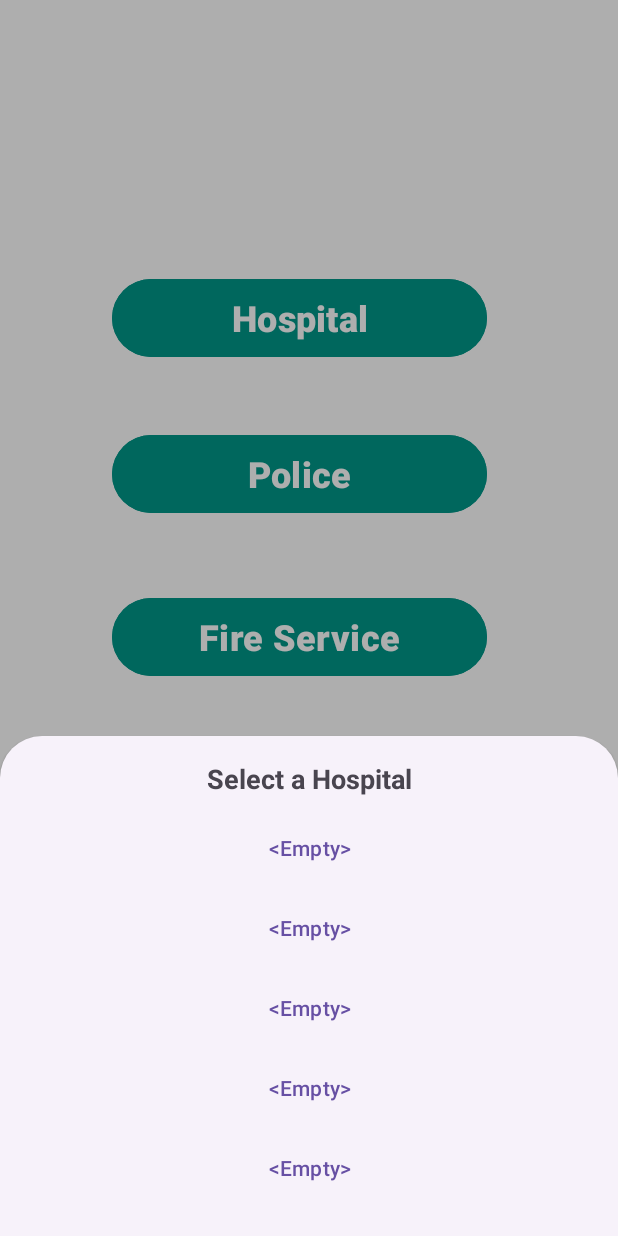
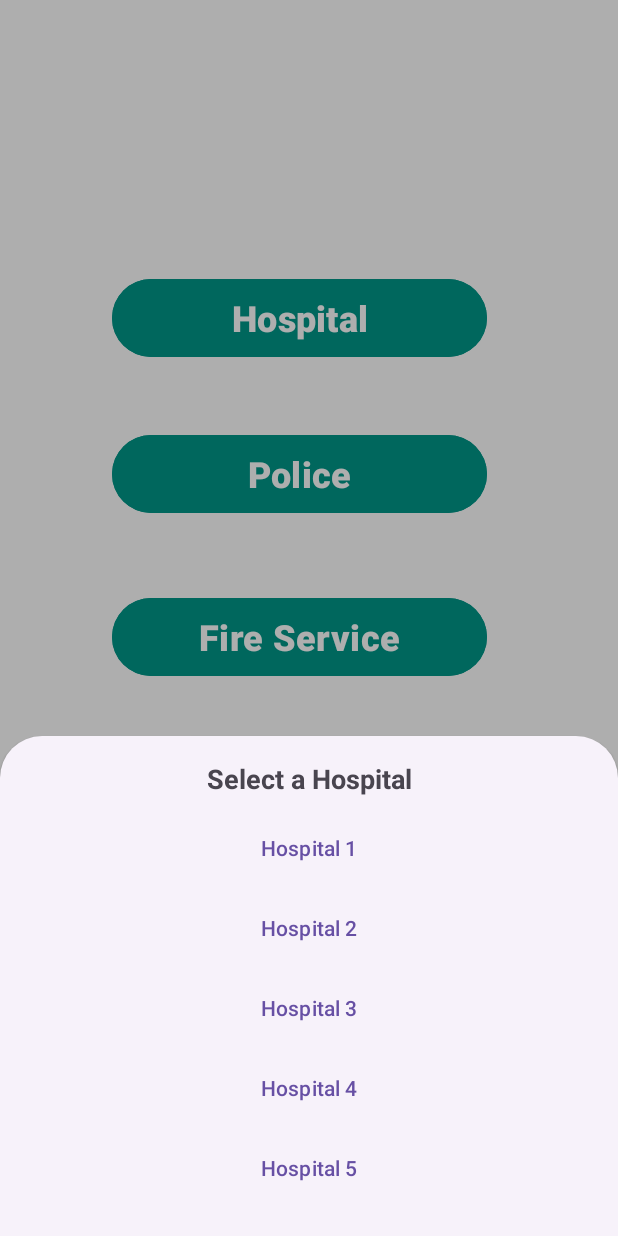
Before and after one commit to zbtomal/SOS_App, an Android app: the screen it shows after launch (MainActivity), after a tap on "Hospital", on a phone screen of 412 x 824 dp. Run offline under Robolectric (Android 15) with nearby library versions, the phone set to English and light mode, and no system bars.

Commit message:
sms hospital

```diff
--- a/app/build.gradle.kts
+++ b/app/build.gradle.kts
@@ -37,6 +37,7 @@ dependencies {
     implementation(libs.material)
     implementation(libs.activity)
     implementation(libs.constraintlayout)
+    implementation(libs.play.services.location)
     testImplementation(libs.junit)
     androidTestImplementation(libs.ext.junit)
     androidTestImplementation(libs.espresso.core)
--- a/app/src/main/java/com/example/sosapp/HospitalBottomSheet.java
+++ b/app/src/main/java/com/example/sosapp/HospitalBottomSheet.java
@@ -3,23 +3,22 @@ package com.example.sosapp;
 import android.content.Context;
 import android.content.SharedPreferences;
 import android.os.Bundle;
+import android.telephony.SmsManager;
 import android.view.LayoutInflater;
 import android.view.View;
 import android.view.ViewGroup;
 import android.widget.Button;
-
-import androidx.annotation.NonNull;
-import androidx.annotation.Nullable;
+import android.widget.Toast;
 
 import com.google.android.material.bottomsheet.BottomSheetDialogFragment;
+
 
 public class HospitalBottomSheet extends BottomSheetDialogFragment {
 
     private Button btnHospital1, btnHospital2, btnHospital3, btnHospital4, btnHospital5;
 
-    @Nullable
     @Override
-    public View onCreateView(@NonNull LayoutInflater inflater, @Nullable ViewGroup container, @Nullable Bundle savedInstanceState) {
+    public View onCreateView(LayoutInflater inflater, ViewGroup container, Bundle savedInstanceState) {
         View view = inflater.inflate(R.layout.bottom_sheet_hospitals, container, false);
 
         // Initialize buttons
@@ -29,25 +28,55 @@ public class HospitalBottomSheet extends BottomSheetDialogFragment {
         btnHospital4 = view.findViewById(R.id.btn_hospital_4);
         btnHospital5 = view.findViewById(R.id.btn_hospital_5);
 
-        // Load saved hospital names
+        // Load hospital names and set them to buttons
         loadHospitalNames();
+
+        // Set click listeners for each hospital button
+        setupHospitalButtons();
 
         return view;
     }
 
     private void loadHospitalNames() {
-        SharedPreferences sharedPreferences = requireActivity().getSharedPreferences("EmergencyContacts", Context.MODE_PRIVATE);
+        SharedPreferences sharedPreferences = getActivity().getSharedPreferences("EmergencyContacts", Context.MODE_PRIVATE);
 
-        // Get saved hospital names, show "<Empty>" if not saved
-        btnHospital1.setText(getHospitalName(sharedPreferences, "hospital_name_1"));
-        btnHospital2.setText(getHospitalName(sharedPreferences, "hospital_name_2"));
-        btnHospital3.setText(getHospitalName(sharedPreferences, "hospital_name_3"));
-        btnHospital4.setText(getHospitalName(sharedPreferences, "hospital_name_4"));
-        btnHospital5.setText(getHospitalName(sharedPreferences, "hospital_name_5"));
+        // Get hospital names from SharedPreferences
+        String hospital1Name = sharedPreferences.getString("hospital_name_1", "Hospital 1");
+        String hospital2Name = sharedPreferences.getString("hospital_name_2", "Hospital 2");
+        String hospital3Name = sharedPreferences.getString("hospital_name_3", "Hospital 3");
+        String hospital4Name = sharedPreferences.getString("hospital_name_4", "Hospital 4");
+        String hospital5Name = sharedPreferences.getString("hospital_name_5", "Hospital 5");
+
+        // Set the buttons with hospital names
+        btnHospital1.setText(hospital1Name);
+        btnHospital2.setText(hospital2Name);
+        btnHospital3.setText(hospital3Name);
+        btnHospital4.setText(hospital4Name);
+        btnHospital5.setText(hospital5Name);
     }
 
-    private String getHospitalName(SharedPreferences sharedPreferences, String key) {
-        String name = sharedPreferences.getString(key, "");
-        return name.isEmpty() ? "<Empty>" : name;
+    private void setupHospitalButtons() {
+        btnHospital1.setOnClickListener(v -> sendSms(getHospitalPhoneNumber(1)));
+        btnHospital2.setOnClickListener(v -> sendSms(getHospitalPhoneNumber(2)));
+        btnHospital3.setOnClickListener(v -> sendSms(getHospitalPhoneNumber(3)));
+        btnHospital4.setOnClickListener(v -> sendSms(getHospitalPhoneNumber(4)));
+        btnHospital5.setOnClickListener(v -> sendSms(getHospitalPhoneNumber(5)));
+    }
+
+    private String getHospitalPhoneNumber(int hospitalIndex) {
+        SharedPreferences sharedPreferences = getActivity().getSharedPreferences("EmergencyContacts", Context.MODE_PRIVATE);
+        return sharedPreferences.getString("hospital_number_" + hospitalIndex, "");
+    }
+
+    private void sendSms(String hospitalPhoneNumber) {
+        if (hospitalPhoneNumber.isEmpty()) {
+            Toast.makeText(getActivity(), "No phone number for this hospital.", Toast.LENGTH_SHORT).show();
+            return;
+        }
+
+        String message = "Emergency! I need an ambulance. My location: [your location here]";
+        SmsManager smsManager = SmsManager.getDefault();
+        smsManager.sendTextMessage(hospitalPhoneNumber, null, message, null, null);
+        Toast.makeText(getActivity(), "SMS sent to " + hospitalPhoneNumber, Toast.LENGTH_SHORT).show();
     }
 }
--- a/app/src/main/java/com/example/sosapp/MainActivity.java
+++ b/app/src/main/java/com/example/sosapp/MainActivity.java
@@ -4,12 +4,7 @@ import android.content.Intent;
 import android.os.Bundle;
 import android.widget.Button;
 
-import androidx.activity.EdgeToEdge;
 import androidx.appcompat.app.AppCompatActivity;
-import androidx.core.graphics.Insets;
-import androidx.core.view.ViewCompat;
-import androidx.core.view.WindowInsetsCompat;
-
 import com.google.android.material.floatingactionbutton.FloatingActionButton;
 
 public class MainActivity extends AppCompatActivity {
@@ -17,28 +12,18 @@ public class MainActivity extends AppCompatActivity {
     @Override
     protected void onCreate(Bundle savedInstanceState) {
         super.onCreate(savedInstanceState);
-        EdgeToEdge.enable(this);
         setContentView(R.layout.activity_main);
-
 
         Button hospitalButton = findViewById(R.id.btn_hospital);
         hospitalButton.setOnClickListener(v -> {
             HospitalBottomSheet bottomSheet = new HospitalBottomSheet();
-            bottomSheet.show(getSupportFragmentManager(), "HospitalBottomSheet");
+            bottomSheet.show(getSupportFragmentManager(), bottomSheet.getTag());
         });
-
 
         FloatingActionButton fab = findViewById(R.id.fab);
         fab.setOnClickListener(v -> {
             Intent intent = new Intent(MainActivity.this, SaveContactsActivity.class);
             startActivity(intent);
         });
-
-
-        ViewCompat.setOnApplyWindowInsetsListener(findViewById(R.id.main), (v, insets) -> {
-            Insets systemBars = insets.getInsets(WindowInsetsCompat.Type.systemBars());
-            v.setPadding(systemBars.left, systemBars.top, systemBars.right, systemBars.bottom);
-            return insets;
-        });
     }
 }
--- a/app/src/main/java/com/example/sosapp/SaveContactsActivity.java
+++ b/app/src/main/java/com/example/sosapp/SaveContactsActivity.java
@@ -6,6 +6,7 @@ import android.os.Bundle;
 import android.widget.Button;
 import android.widget.EditText;
 import android.widget.Toast;
+
 import androidx.appcompat.app.AppCompatActivity;
 
 public class SaveContactsActivity extends AppCompatActivity {
@@ -20,7 +21,7 @@ public class SaveContactsActivity extends AppCompatActivity {
         super.onCreate(savedInstanceState);
         setContentView(R.layout.activity_save_contacts);
 
-        // Initialize hospital EditTexts
+        // Initialize hospital name and number EditTexts
         hospitalNames[0] = findViewById(R.id.hospital_name_1);
         hospitalNames[1] = findViewById(R.id.hospital_name_2);
         hospitalNames[2] = findViewById(R.id.hospital_name_3);
@@ -38,22 +39,23 @@ public class SaveContactsActivity extends AppCompatActivity {
         friendNumber = findViewById(R.id.friend_number);
         saveButton = findViewById(R.id.btn_save);
 
-        loadSavedData(); // Load previously saved data
+        loadSavedData();  // Load previously saved data
 
         saveButton.setOnClickListener(v -> saveData());
     }
 
+    // Save hospital data to SharedPreferences
     private void saveData() {
         SharedPreferences sharedPreferences = getSharedPreferences("EmergencyContacts", Context.MODE_PRIVATE);
         SharedPreferences.Editor editor = sharedPreferences.edit();
 
         for (int i = 1; i <= 5; i++) {
-            String hospitalName = hospitalNames[i-1].getText().toString().trim();
-            // Save the hospital name or a default value if the name is empty
+            String hospitalName = hospitalNames[i - 1].getText().toString().trim();
             editor.putString("hospital_name_" + i, hospitalName.isEmpty() ? "<Empty>" : hospitalName);
-            editor.putString("hospital_number_" + i, hospitalNumbers[i-1].getText().toString());
+            editor.putString("hospital_number_" + i, hospitalNumbers[i - 1].getText().toString());
         }
 
+        // Save police, fire, and friend numbers
         editor.putString("police_number", policeNumber.getText().toString());
         editor.putString("fire_number", fireNumber.getText().toString());
         editor.putString("friend_number", friendNumber.getText().toString());
@@ -62,12 +64,13 @@ public class SaveContactsActivity extends AppCompatActivity {
         Toast.makeText(this, "Contacts Saved!", Toast.LENGTH_SHORT).show();
     }
 
+    // Load saved hospital data from SharedPreferences
     private void loadSavedData() {
         SharedPreferences sharedPreferences = getSharedPreferences("EmergencyContacts", Context.MODE_PRIVATE);
 
-        for (int i = 1; i <=5; i++) {
-            hospitalNames[i-1].setText(sharedPreferences.getString("hospital_name_" + i, "<Empty>"));
-            hospitalNumbers[i-1].setText(sharedPreferences.getString("hospital_number_" + i, ""));
+        for (int i = 1; i <= 5; i++) {
+            hospitalNames[i - 1].setText(sharedPreferences.getString("hospital_name_" + i, "<Empty>"));
+            hospitalNumbers[i - 1].setText(sharedPreferences.getString("hospital_number_" + i, ""));
         }
 
         policeNumber.setText(sharedPreferences.getString("police_number", ""));
--- a/gradle/libs.versions.toml
+++ b/gradle/libs.versions.toml
@@ -7,6 +7,7 @@ appcompat = "1.7.0"
 material = "1.12.0"
 activity = "1.10.0"
 constraintlayout = "2.2.0"
+playServicesLocation = "21.3.0"
 
 [libraries]
 junit = { group = "junit", name = "junit", version.ref = "junit" }
@@ -16,6 +17,7 @@ appcompat = { group = "androidx.appcompat", name = "appcompat", version.ref = "a
 material = { group = "com.google.android.material", name = "material", version.ref = "material" }
 activity = { group = "androidx.activity", name = "activity", version.ref = "activity" }
 constraintlayout = { group = "androidx.constraintlayout", name = "constraintlayout", version.ref = "constraintlayout" }
+play-services-location = { group = "com.google.android.gms", name = "play-services-location", version.ref = "playServicesLocation" }
 
 [plugins]
 android-application = { id = "com.android.application", version.ref = "agp" }
```
